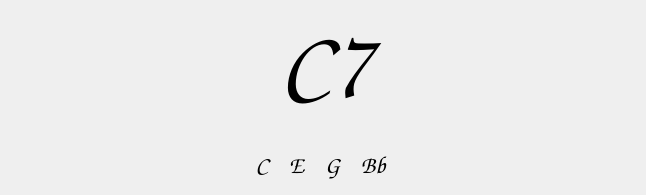
shimpe/MistyRTAW, file chordanalyzer.ui: the form before one commit.
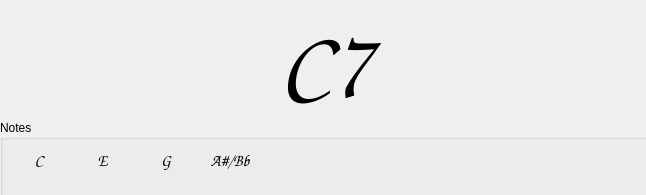
The form after the commit.

Commit message: Updated chord analyzer UI

What changed in the file:
```diff
--- a/chordanalyzer.ui
+++ b/chordanalyzer.ui
@@ -35,27 +35,201 @@
     <set>Qt::AlignCenter</set>
    </property>
   </widget>
-  <widget class="QLabel" name="label_2">
+  <widget class="QGroupBox" name="groupBox">
    <property name="geometry">
     <rect>
-     <x>10</x>
-     <y>140</y>
-     <width>621</width>
-     <height>51</height>
+     <x>0</x>
+     <y>120</y>
+     <width>651</width>
+     <height>80</height>
     </rect>
    </property>
-   <property name="font">
-    <font>
-     <family>Comic Sans MS</family>
-     <pointsize>18</pointsize>
-    </font>
+   <property name="title">
+    <string>Notes</string>
    </property>
-   <property name="text">
-    <string>C    E    G    Bb</string>
-   </property>
-   <property name="alignment">
-    <set>Qt::AlignCenter</set>
-   </property>
+   <widget class="QWidget" name="">
+    <property name="geometry">
+     <rect>
+      <x>10</x>
+      <y>20</y>
+      <width>631</width>
+      <height>41</height>
+     </rect>
+    </property>
+    <layout class="QHBoxLayout" name="horizontalLayout">
+     <item>
+      <widget class="QLabel" name="note0">
+       <property name="font">
+        <font>
+         <family>Comic Sans MS</family>
+         <pointsize>12</pointsize>
+        </font>
+       </property>
+       <property name="text">
+        <string>C</string>
+       </property>
+       <property name="alignment">
+        <set>Qt::AlignCenter</set>
+       </property>
+      </widget>
+     </item>
+     <item>
+      <widget class="QLabel" name="note1">
+       <property name="font">
+        <font>
+         <family>Comic Sans MS</family>
+         <pointsize>12</pointsize>
+        </font>
+       </property>
+       <property name="text">
+        <string>E</string>
+       </property>
+       <property name="alignment">
+        <set>Qt::AlignCenter</set>
+       </property>
+      </widget>
+     </item>
+     <item>
+      <widget class="QLabel" name="note2">
+       <property name="font">
+        <font>
+         <family>Comic Sans MS</family>
+         <pointsize>12</pointsize>
+        </font>
+       </property>
+       <property name="text">
+        <string>G</string>
+       </property>
+       <property name="alignment">
+        <set>Qt::AlignCenter</set>
+       </property>
+      </widget>
+     </item>
+     <item>
+      <widget class="QLabel" name="note3">
+       <property name="font">
+        <font>
+         <family>Comic Sans MS</family>
+         <pointsize>12</pointsize>
+        </font>
+       </property>
+       <property name="text">
+        <string>A#/Bb</string>
+       </property>
+       <property name="alignment">
+        <set>Qt::AlignCenter</set>
+       </property>
+      </widget>
+     </item>
+     <item>
+      <widget class="QLabel" name="note4">
+       <property name="font">
+        <font>
+         <family>Comic Sans MS</family>
+         <pointsize>12</pointsize>
+        </font>
+       </property>
+       <property name="text">
+        <string/>
+       </property>
+       <property name="alignment">
+        <set>Qt::AlignCenter</set>
+       </property>
+      </widget>
+     </item>
+     <item>
+      <widget class="QLabel" name="note5">
+       <property name="font">
+        <font>
+         <family>Comic Sans MS</family>
+         <pointsize>12</pointsize>
+        </font>
+       </property>
+       <property name="text">
+        <string/>
+       </property>
+       <property name="alignment">
+        <set>Qt::AlignCenter</set>
+       </property>
+      </widget>
+     </item>
+     <item>
+      <widget class="QLabel" name="note6">
+       <property name="font">
+        <font>
+         <family>Comic Sans MS</family>
+         <pointsize>12</pointsize>
+        </font>
+       </property>
+       <property name="text">
+        <string/>
+       </property>
+       <property name="alignment">
+        <set>Qt::AlignCenter</set>
+       </property>
+      </widget>
+     </item>
+     <item>
+      <widget class="QLabel" name="note7">
+       <property name="font">
+        <font>
+         <family>Comic Sans MS</family>
+         <pointsize>12</pointsize>
+        </font>
+       </property>
+       <property name="text">
+        <string/>
+       </property>
+       <property name="alignment">
+        <set>Qt::AlignCenter</set>
+       </property>
+      </widget>
+     </item>
+     <item>
+      <widget class="QLabel" name="note8">
+       <property name="font">
+        <font>
+         <family>Comic Sans MS</family>
+         <pointsize>12</pointsize>
+        </font>
+       </property>
+       <property name="text">
+        <string/>
+       </property>
+       <property name="alignment">
+        <set>Qt::AlignCenter</set>
+       </property>
+      </widget>
+     </item>
+     <item>
+      <widget class="QLabel" name="note9">
+       <property name="font">
+        <font>
+         <family>Comic Sans MS</family>
+         <pointsize>12</pointsize>
+        </font>
+       </property>
+       <property name="text">
+        <string/>
+       </property>
+       <property name="alignment">
+        <set>Qt::AlignCenter</set>
+       </property>
+      </widget>
+     </item>
+    </layout>
+   </widget>
+   <zorder>note0</zorder>
+   <zorder>note1</zorder>
+   <zorder>note2</zorder>
+   <zorder>note3</zorder>
+   <zorder>note4</zorder>
+   <zorder>note5</zorder>
+   <zorder>note6</zorder>
+   <zorder>note7</zorder>
+   <zorder>note8</zorder>
+   <zorder>note9</zorder>
+   <zorder>chord</zorder>
   </widget>
  </widget>
  <resources/>
```
Left out of the diff: 2 changed lines with no effect on the pictures.
